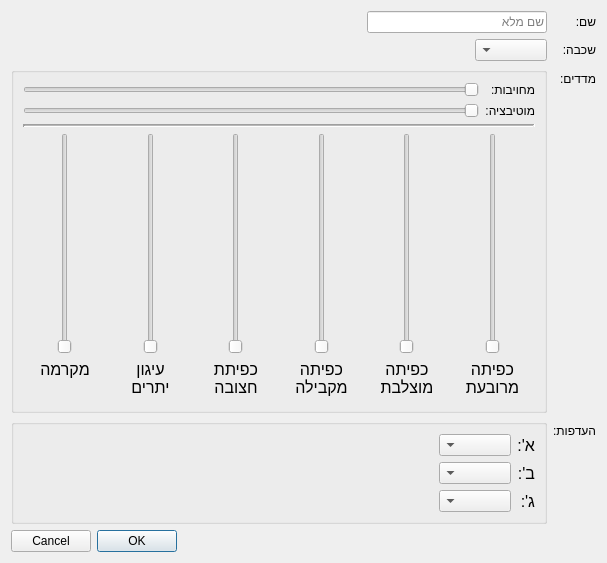
This is gui/resources/participantcreationdialog.ui in PillowTweezers/PurMyun as Qt 5 draws it before an edit. The edited form follows.
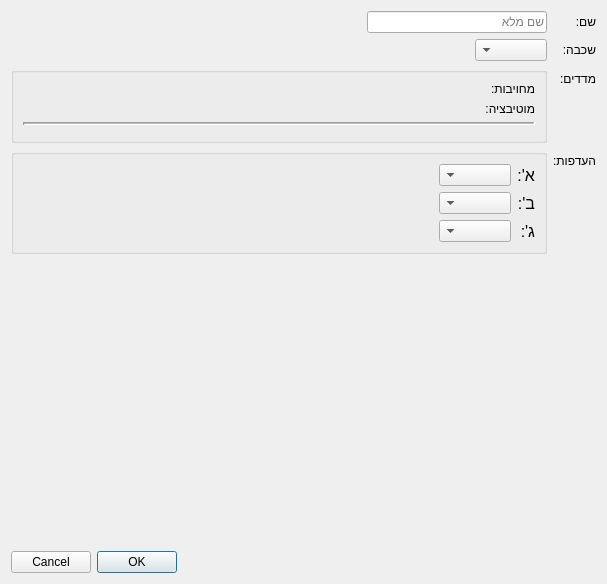
This is the edited form. Custom widgets are drawn as their Qt base class.

```diff
--- a/gui/resources/participantcreationdialog.ui
+++ b/gui/resources/participantcreationdialog.ui
@@ -7,7 +7,7 @@
     <x>0</x>
     <y>0</y>
     <width>607</width>
-    <height>563</height>
+    <height>584</height>
    </rect>
   </property>
   <property name="windowTitle">
@@ -119,19 +119,6 @@
               </property>
              </widget>
             </item>
-            <item row="0" column="1">
-             <widget class="QSlider" name="presenceSlider">
-              <property name="minimum">
-               <number>1</number>
-              </property>
-              <property name="maximum">
-               <number>10</number>
-              </property>
-              <property name="orientation">
-               <enum>Qt::Horizontal</enum>
-              </property>
-             </widget>
-            </item>
             <item row="1" column="0">
              <widget class="QLabel" name="label_12">
               <property name="text">
@@ -139,18 +126,11 @@
               </property>
              </widget>
             </item>
+            <item row="0" column="1">
+             <widget class="FancySliderHorizontalWidget" name="presenceWidget" native="true"/>
+            </item>
             <item row="1" column="1">
-             <widget class="QSlider" name="motivationSlider">
-              <property name="minimum">
-               <number>1</number>
-              </property>
-              <property name="maximum">
-               <number>5</number>
-              </property>
-              <property name="orientation">
-               <enum>Qt::Horizontal</enum>
-              </property>
-             </widget>
+             <widget class="FancySliderHorizontalWidget" name="motivationWidget" native="true"/>
             </item>
            </layout>
           </item>
@@ -168,283 +148,7 @@
            </widget>
           </item>
           <item>
-           <layout class="QGridLayout" name="gridLayout_2">
-            <property name="horizontalSpacing">
-             <number>1</number>
-            </property>
-            <property name="verticalSpacing">
-             <number>2</number>
-            </property>
-            <item row="0" column="10">
-             <widget class="QSlider" name="anchoringSlider">
-              <property name="sizePolicy">
-               <sizepolicy hsizetype="Expanding" vsizetype="Expanding">
-                <horstretch>0</horstretch>
-                <verstretch>0</verstretch>
-               </sizepolicy>
-              </property>
-              <property name="minimumSize">
-               <size>
-                <width>0</width>
-                <height>140</height>
-               </size>
-              </property>
-              <property name="minimum">
-               <number>1</number>
-              </property>
-              <property name="maximum">
-               <number>5</number>
-              </property>
-              <property name="orientation">
-               <enum>Qt::Vertical</enum>
-              </property>
-             </widget>
-            </item>
-            <item row="1" column="8">
-             <widget class="QLabel" name="label_15">
-              <property name="sizePolicy">
-               <sizepolicy hsizetype="Minimum" vsizetype="Minimum">
-                <horstretch>0</horstretch>
-                <verstretch>0</verstretch>
-               </sizepolicy>
-              </property>
-              <property name="styleSheet">
-               <string notr="true">margin-left:4;margin-right:4;font-size:16px;</string>
-              </property>
-              <property name="text">
-               <string>כפיתה
-מקבילה</string>
-              </property>
-              <property name="alignment">
-               <set>Qt::AlignHCenter|Qt::AlignTop</set>
-              </property>
-             </widget>
-            </item>
-            <item row="1" column="7">
-             <widget class="QLabel" name="label_16">
-              <property name="sizePolicy">
-               <sizepolicy hsizetype="Minimum" vsizetype="Minimum">
-                <horstretch>0</horstretch>
-                <verstretch>0</verstretch>
-               </sizepolicy>
-              </property>
-              <property name="styleSheet">
-               <string notr="true">margin-left:4;margin-right:4;font-size:16px;</string>
-              </property>
-              <property name="text">
-               <string>כפיתה
-מוצלבת</string>
-              </property>
-              <property name="alignment">
-               <set>Qt::AlignHCenter|Qt::AlignTop</set>
-              </property>
-             </widget>
-            </item>
-            <item row="1" column="10">
-             <widget class="QLabel" name="label_13">
-              <property name="sizePolicy">
-               <sizepolicy hsizetype="Minimum" vsizetype="Minimum">
-                <horstretch>0</horstretch>
-                <verstretch>0</verstretch>
-               </sizepolicy>
-              </property>
-              <property name="styleSheet">
-               <string notr="true">margin-left:4;margin-right:4;font-size:16px;</string>
-              </property>
-              <property name="text">
-               <string>עיגון
-יתרים</string>
-              </property>
-              <property name="alignment">
-               <set>Qt::AlignHCenter|Qt::AlignTop</set>
-              </property>
-             </widget>
-            </item>
-            <item row="0" column="9">
-             <widget class="QSlider" name="tripodSlider">
-              <property name="sizePolicy">
-               <sizepolicy hsizetype="Expanding" vsizetype="Expanding">
-                <horstretch>0</horstretch>
-                <verstretch>0</verstretch>
-               </sizepolicy>
-              </property>
-              <property name="minimumSize">
-               <size>
-                <width>0</width>
-                <height>140</height>
-               </size>
-              </property>
-              <property name="minimum">
-               <number>1</number>
-              </property>
-              <property name="maximum">
-               <number>5</number>
-              </property>
-              <property name="orientation">
-               <enum>Qt::Vertical</enum>
-              </property>
-             </widget>
-            </item>
-            <item row="0" column="7">
-             <widget class="QSlider" name="crossSlider">
-              <property name="sizePolicy">
-               <sizepolicy hsizetype="Expanding" vsizetype="Expanding">
-                <horstretch>0</horstretch>
-                <verstretch>0</verstretch>
-               </sizepolicy>
-              </property>
-              <property name="minimumSize">
-               <size>
-                <width>0</width>
-                <height>140</height>
-               </size>
-              </property>
-              <property name="minimum">
-               <number>1</number>
-              </property>
-              <property name="maximum">
-               <number>5</number>
-              </property>
-              <property name="orientation">
-               <enum>Qt::Vertical</enum>
-              </property>
-             </widget>
-            </item>
-            <item row="0" column="6">
-             <widget class="QSlider" name="squareSlider">
-              <property name="sizePolicy">
-               <sizepolicy hsizetype="Expanding" vsizetype="Expanding">
-                <horstretch>0</horstretch>
-                <verstretch>0</verstretch>
-               </sizepolicy>
-              </property>
-              <property name="minimumSize">
-               <size>
-                <width>0</width>
-                <height>140</height>
-               </size>
-              </property>
-              <property name="minimum">
-               <number>1</number>
-              </property>
-              <property name="maximum">
-               <number>5</number>
-              </property>
-              <property name="orientation">
-               <enum>Qt::Vertical</enum>
-              </property>
-             </widget>
-            </item>
-            <item row="0" column="8">
-             <widget class="QSlider" name="parallelSlider">
-              <property name="sizePolicy">
-               <sizepolicy hsizetype="Expanding" vsizetype="Expanding">
-                <horstretch>0</horstretch>
-                <verstretch>0</verstretch>
-               </sizepolicy>
-              </property>
-              <property name="minimumSize">
-               <size>
-                <width>0</width>
-                <height>140</height>
-               </size>
-              </property>
-              <property name="minimum">
-               <number>1</number>
-              </property>
-              <property name="maximum">
-               <number>5</number>
-              </property>
-              <property name="orientation">
-               <enum>Qt::Vertical</enum>
-              </property>
-             </widget>
-            </item>
-            <item row="1" column="9">
-             <widget class="QLabel" name="label_17">
-              <property name="sizePolicy">
-               <sizepolicy hsizetype="Minimum" vsizetype="Minimum">
-                <horstretch>0</horstretch>
-                <verstretch>0</verstretch>
-               </sizepolicy>
-              </property>
-              <property name="styleSheet">
-               <string notr="true">margin-left:4;margin-right:4;font-size:16px;</string>
-              </property>
-              <property name="text">
-               <string>כפיתת
-חצובה</string>
-              </property>
-              <property name="alignment">
-               <set>Qt::AlignHCenter|Qt::AlignTop</set>
-              </property>
-             </widget>
-            </item>
-            <item row="1" column="6">
-             <widget class="QLabel" name="label_14">
-              <property name="sizePolicy">
-               <sizepolicy hsizetype="Minimum" vsizetype="Minimum">
-                <horstretch>0</horstretch>
-                <verstretch>0</verstretch>
-               </sizepolicy>
-              </property>
-              <property name="styleSheet">
-               <string notr="true">margin-left:4;margin-right:4;font-size:16px;</string>
-              </property>
-              <property name="text">
-               <string>כפיתה
-מרובעת</string>
-              </property>
-              <property name="alignment">
-               <set>Qt::AlignHCenter|Qt::AlignTop</set>
-              </property>
-             </widget>
-            </item>
-            <item row="0" column="11">
-             <widget class="QSlider" name="macrameSlider">
-              <property name="sizePolicy">
-               <sizepolicy hsizetype="Expanding" vsizetype="Expanding">
-                <horstretch>0</horstretch>
-                <verstretch>0</verstretch>
-               </sizepolicy>
-              </property>
-              <property name="minimumSize">
-               <size>
-                <width>0</width>
-                <height>140</height>
-               </size>
-              </property>
-              <property name="minimum">
-               <number>1</number>
-              </property>
-              <property name="maximum">
-               <number>5</number>
-              </property>
-              <property name="orientation">
-               <enum>Qt::Vertical</enum>
-              </property>
-             </widget>
-            </item>
-            <item row="1" column="11">
-             <widget class="QLabel" name="label_18">
-              <property name="sizePolicy">
-               <sizepolicy hsizetype="Minimum" vsizetype="Minimum">
-                <horstretch>0</horstretch>
-                <verstretch>0</verstretch>
-               </sizepolicy>
-              </property>
-              <property name="styleSheet">
-               <string notr="true">margin-left:4;margin-right:4;font-size:16px;</string>
-              </property>
-              <property name="text">
-               <string>מקרמה</string>
-              </property>
-              <property name="alignment">
-               <set>Qt::AlignHCenter|Qt::AlignTop</set>
-              </property>
-             </widget>
-            </item>
-           </layout>
+           <widget class="StatsWidget" name="statsWidget" native="true"/>
           </item>
          </layout>
         </widget>
@@ -571,6 +275,20 @@
    </item>
   </layout>
  </widget>
+ <customwidgets>
+  <customwidget>
+   <class>StatsWidget</class>
+   <extends>QWidget</extends>
+   <header>gui.StatsWidget</header>
+   <container>1</container>
+  </customwidget>
+  <customwidget>
+   <class>FancySliderHorizontalWidget</class>
+   <extends>QWidget</extends>
+   <header>gui.FancySliderHorizontalWidget</header>
+   <container>1</container>
+  </customwidget>
+ </customwidgets>
  <resources/>
  <connections>
   <connection>
```
